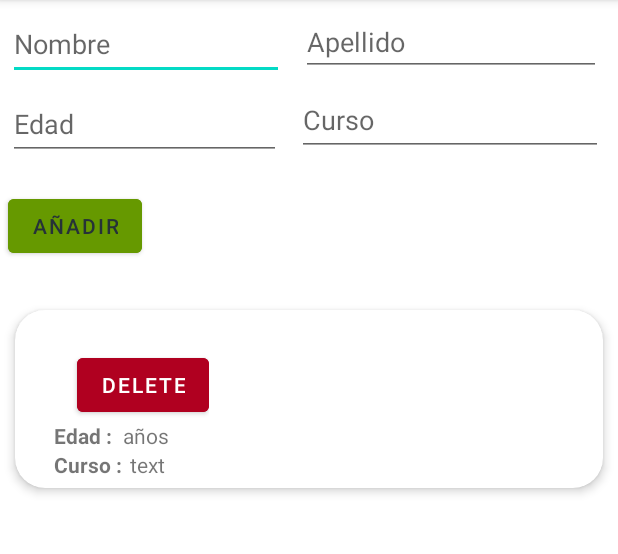
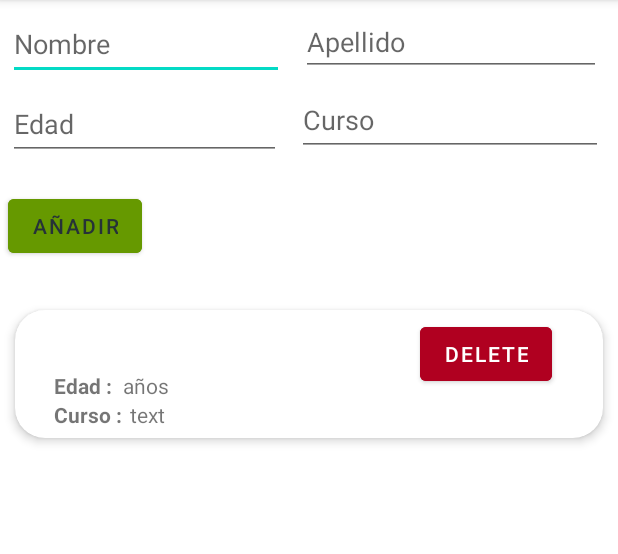
Before and after one commit to Mc-Ramirez/CRUD_databases, an Android app: the screen it shows after launch (MainActivity), after a tap on "AÑADIR", on a phone screen of 412 x 824 dp, the part 84-638 px from its top. Run offline under Robolectric (Android 15) with nearby library versions, the phone set to English and light mode, and no system bars; our stand-ins replace Room's generated code.

Commit message:
layout del boton delete ok

```diff
--- a/app/src/main/res/layout/item_student.xml
+++ b/app/src/main/res/layout/item_student.xml
@@ -8,6 +8,17 @@
     app:cardCornerRadius="20dp"
     app:cardElevation="4dp"
     app:cardUseCompatPadding="true">
+
+    <Button
+        android:id="@+id/btn_delete"
+        android:layout_width="wrap_content"
+        android:layout_height="wrap_content"
+        android:layout_marginStart="270dp"
+        android:layout_marginTop="5dp"
+        android:backgroundTint="?attr/colorError"
+        android:text="Delete"
+        app:layout_constraintStart_toEndOf="@+id/btn_anadir"
+        app:layout_constraintTop_toBottomOf="@+id/txt_edad" />
 
     <LinearLayout
         android:layout_width="wrap_content"
@@ -42,16 +53,9 @@
                 android:textColor="@color/black"
                 android:textSize="24sp"
                 android:textStyle="bold" />
-            <Button
-                android:id="@+id/btn_delete"
-                android:layout_width="wrap_content"
-                android:layout_height="wrap_content"
-                android:layout_marginStart="5dp"
-                android:layout_marginTop="20dp"
-                android:backgroundTint="?attr/colorError"
-                android:text="Delete"
-                app:layout_constraintStart_toEndOf="@+id/btn_anadir"
-                app:layout_constraintTop_toBottomOf="@+id/txt_edad" />
+
+
+
         </LinearLayout>
 
         //segunda fila
```
